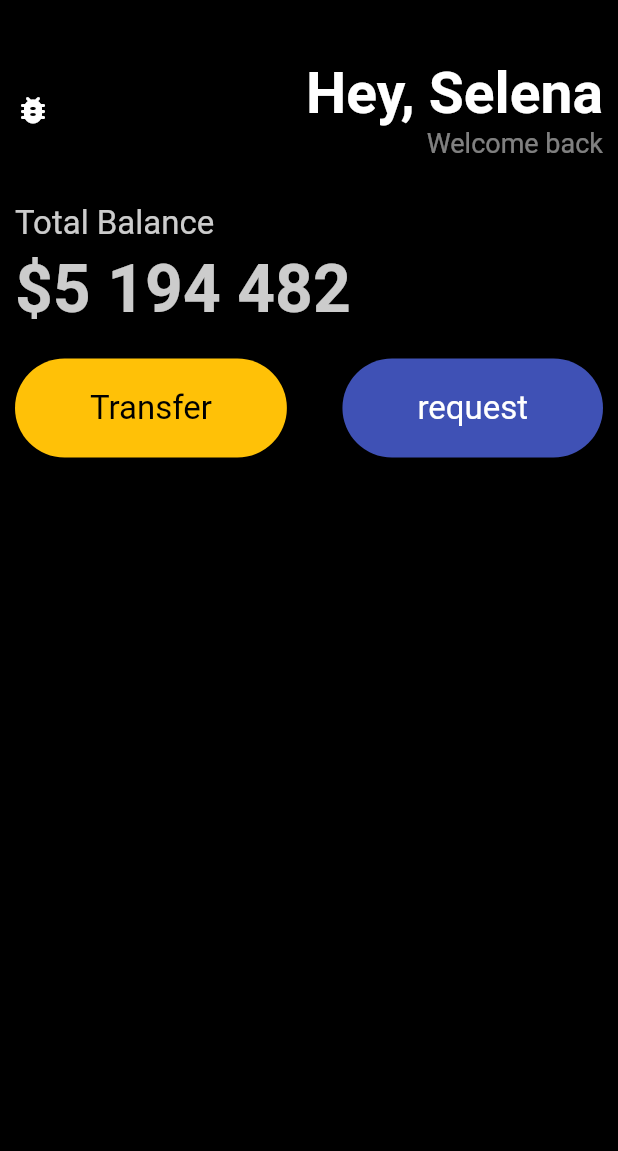
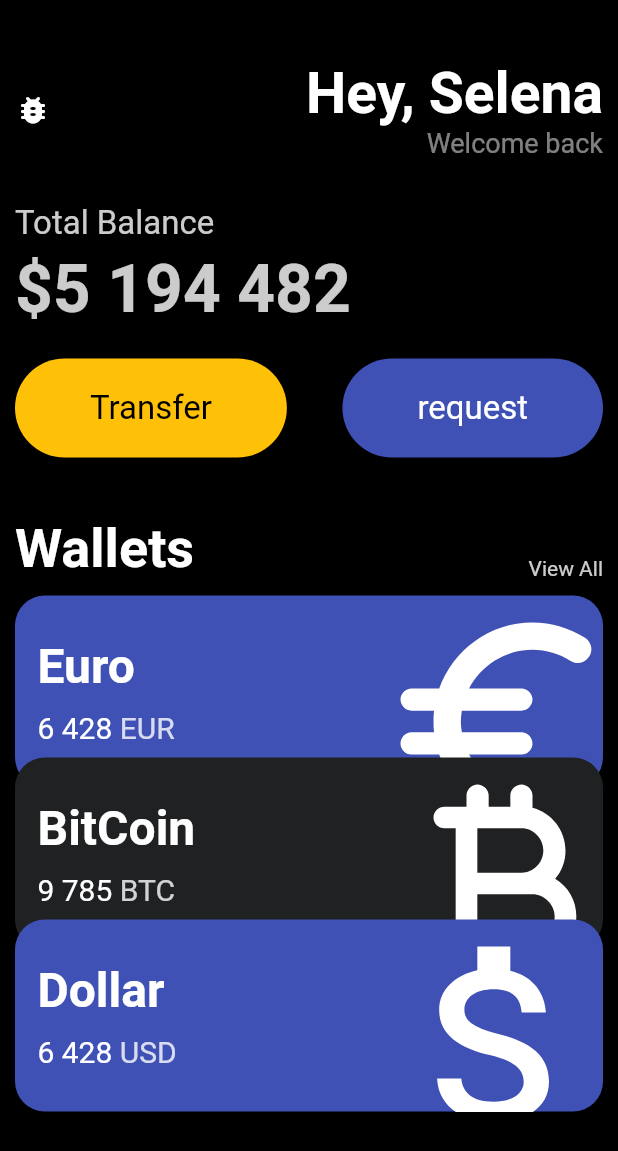
Before and after one commit to NewChoBo/portfolio_gallery_flutter, a Flutter app: the screen it shows after launch, on a phone screen of 412 x 824 dp. Shown: the top 1151 px of the screen. Run offline on Flutter 3.47's test engine with Material 2 defaults, Android fonts, the light colour scheme and no system bars.

Commit message:
사용자의 입력에 반응하지 않는 화면 (지갑 화면 완성)

```diff
--- a/lib/screen/example/wallets/wallets.dart
+++ b/lib/screen/example/wallets/wallets.dart
@@ -1,5 +1,6 @@
 import 'package:flutter/material.dart';
 import 'package:portfolio_gallery_flutter/screen/example/wallets/widgets/button.dart';
+import 'package:portfolio_gallery_flutter/screen/example/wallets/widgets/currency_card.dart';
 
 class WalletsWidget extends StatelessWidget {
   const WalletsWidget({Key? key}) : super(key: key);
@@ -77,6 +78,7 @@ class WalletsWidget extends StatelessWidget {
             const SizedBox(
               height: 20,
             ),
+            //버튼들
             const Row(
               mainAxisAlignment: MainAxisAlignment.spaceBetween,
               children: [
@@ -92,6 +94,58 @@ class WalletsWidget extends StatelessWidget {
                 ),
               ],
             ),
+            const SizedBox(
+              height: 40,
+            ),
+            Row(
+              mainAxisAlignment: MainAxisAlignment.spaceBetween,
+              crossAxisAlignment: CrossAxisAlignment.end,
+              children: [
+                const Text(
+                  'Wallets',
+                  style: TextStyle(
+                    color: Colors.white,
+                    fontSize: 36,
+                    fontWeight: FontWeight.w600,
+                  ),
+                ),
+                Text(
+                  'View All',
+                  style: TextStyle(
+                    color: Colors.white.withOpacity(0.8),
+                  ),
+                ),
+              ],
+            ),
+
+            const SizedBox(
+              height: 10,
+            ),
+
+            const CurrencyCard(
+              name: 'Euro',
+              icon: Icons.euro_symbol_rounded,
+              code: 'EUR',
+              amount: '6 428',
+              isInverted: false,
+              order: 1,
+            ),
+            const CurrencyCard(
+              name: 'BitCoin',
+              icon: Icons.currency_bitcoin_rounded,
+              code: 'BTC',
+              amount: '9 785',
+              isInverted: true,
+              order: 2,
+            ),
+            const CurrencyCard(
+              name: 'Dollar',
+              icon: Icons.attach_money,
+              code: 'USD',
+              amount: '6 428',
+              isInverted: false,
+              order: 3,
+            ),
           ],
         ),
       ),
--- /dev/null
+++ b/lib/screen/example/wallets/widgets/currency_card.dart
@@ -0,0 +1,92 @@
+import 'package:flutter/material.dart';
+
+class CurrencyCard extends StatelessWidget {
+  // Color bgColor;
+  // Color textColor;
+  final String name, code, amount;
+  final IconData icon;
+  final bool isInverted;
+  final int order;
+
+  final blackColor = const Color(0xFF1F2123);
+
+  const CurrencyCard({
+    super.key,
+    required this.name,
+    required this.code,
+    required this.amount,
+    required this.icon,
+    required this.isInverted,
+    required this.order,
+  });
+
+  @override
+  Widget build(BuildContext context) {
+    return Transform.translate(
+      offset: Offset(0, (order - 1) * -20),
+      child: Container(
+        clipBehavior: Clip.hardEdge, //OverFlow 어떻게 다룰지......
+        decoration: BoxDecoration(
+          color: isInverted ? blackColor : Colors.indigo,
+          borderRadius: BorderRadius.circular(20),
+        ),
+        child: Padding(
+          padding: const EdgeInsets.symmetric(vertical: 20, horizontal: 15),
+          child: Row(
+            mainAxisAlignment: MainAxisAlignment.spaceBetween,
+            children: [
+              Column(
+                crossAxisAlignment: CrossAxisAlignment.start,
+                children: [
+                  Text(
+                    name,
+                    style: const TextStyle(
+                      fontSize: 32,
+                      fontWeight: FontWeight.w600,
+                      color: Colors.white,
+                    ),
+                  ),
+                  const SizedBox(
+                    height: 10,
+                  ),
+                  Row(
+                    children: [
+                      Text(
+                        amount,
+                        style: const TextStyle(
+                          fontSize: 20,
+                          color: Colors.white,
+                        ),
+                      ),
+                      const SizedBox(
+                        width: 5,
+                      ),
+                      Text(
+                        code,
+                        style: TextStyle(
+                          fontSize: 20,
+                          color: Colors.white.withOpacity(0.8),
+                        ),
+                      ),
+                    ],
+                  ),
+                ],
+              ),
+              Transform.scale(
+                scale: 2.0, //아이콘 트랜스폼 크기, ...
+                child: Transform.translate(
+                  offset: const Offset(-5, 10), //움직임 위치
+                  child: Icon(
+                    icon,
+                    size: 88,
+                    color: Theme.of(context).iconTheme.color,
+                  ),
+                ),
+              )
+            ],
+          ),
+        ),
+      ),
+    );
+  }
+}
```
Also changed, not shown: 1 other file.
